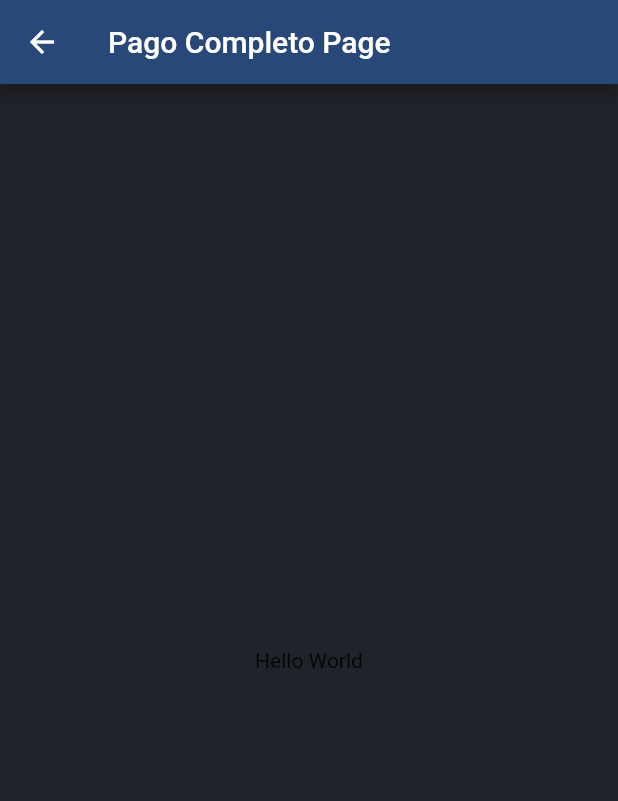
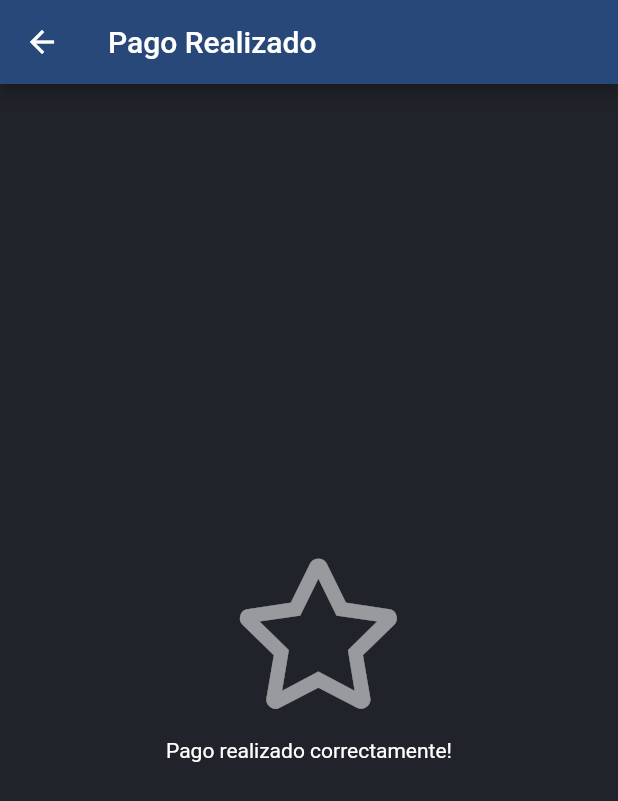
Before and after one commit to velascoandres/flutter_payments_example, a Flutter app: the PagoCompletoPage screen opened by its route, on a phone screen of 412 x 824 dp. Shown: the top 801 px of the screen. Run offline on Flutter 3.47's test engine with Material 2 defaults, Android fonts, the phone set to English and light mode, and no system bars; our stand-ins replace font_awesome_flutter; missing offline and left inert: credit_card.

Commit message:
pantalla de pagos completo y alertas

```diff
--- a/lib/helpers/helpers.dart
+++ b/lib/helpers/helpers.dart
@@ -2,3 +2,4 @@ import 'package:flutter/material.dart';
 
 
 part 'navegar_fade_in.dart';
+part 'alertas.dart';
--- a/lib/pages/pago_completo_page.dart
+++ b/lib/pages/pago_completo_page.dart
@@ -1,17 +1,26 @@
 import 'package:flutter/material.dart';
+import 'package:font_awesome_flutter/font_awesome_flutter.dart';
 
 class PagoCompletoPage extends StatelessWidget {
   @override
   Widget build(BuildContext context) {
     return Scaffold(
-        appBar: AppBar(
-          title: Text('Pago Completo Page'),
+      appBar: AppBar(
+        title: Text('Pago Realizado'),
+      ),
+      body: Center(
+        child: Column(
+          mainAxisAlignment: MainAxisAlignment.center,
+          children: [
+            Icon(FontAwesomeIcons.star, color: Colors.white54, size: 100),
+            SizedBox(height: 20,),
+            Text(
+              'Pago realizado correctamente!',
+              style: TextStyle(color: Colors.white),
+            ),
+          ],
         ),
-        body: Center(
-          child: Container(
-            child: Text('Hello World'),
-          ),
-        ),
-      );
+      ),
+    );
   }
 }
```
Also changed, not shown: lib/helpers/alertas.dart (added, +29 -0 lines), lib/pages/home_page.dart (+6 -1 lines).
